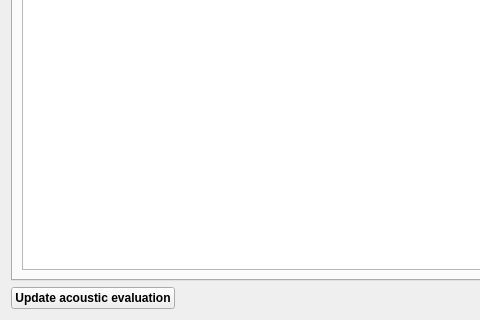
This is SIM-VICUS/src/SVAcousticConstraintsCheckWidget.ui in ghorwin/SIM-VICUS as Qt 5 draws it before an edit; both pictures show x 0 to 480 and y 327 to 647 of the 1143 by 647 pixel window. The edited form follows.
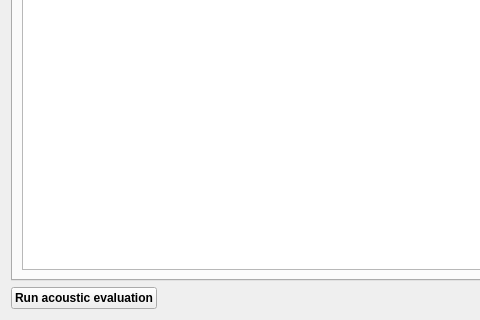
This is the edited form. Icons and pictures are not drawn.

Commit message: Updated acoustic / lca /ll

Patch:
```diff
--- a/SIM-VICUS/src/SVAcousticConstraintsCheckWidget.ui
+++ b/SIM-VICUS/src/SVAcousticConstraintsCheckWidget.ui
@@ -162,7 +162,11 @@
         </font>
        </property>
        <property name="text">
-        <string>Update acoustic evaluation</string>
+        <string>Run acoustic evaluation</string>
+       </property>
+       <property name="icon">
+        <iconset resource="../resources/SIM-VICUS.qrc">
+         <normaloff>:/gfx/actions/play-button.png</normaloff>:/gfx/actions/play-button.png</iconset>
        </property>
       </widget>
      </item>
```
Left out of the diff: 4 changed lines with no effect on the pictures. The commit also changes 2 other files.
